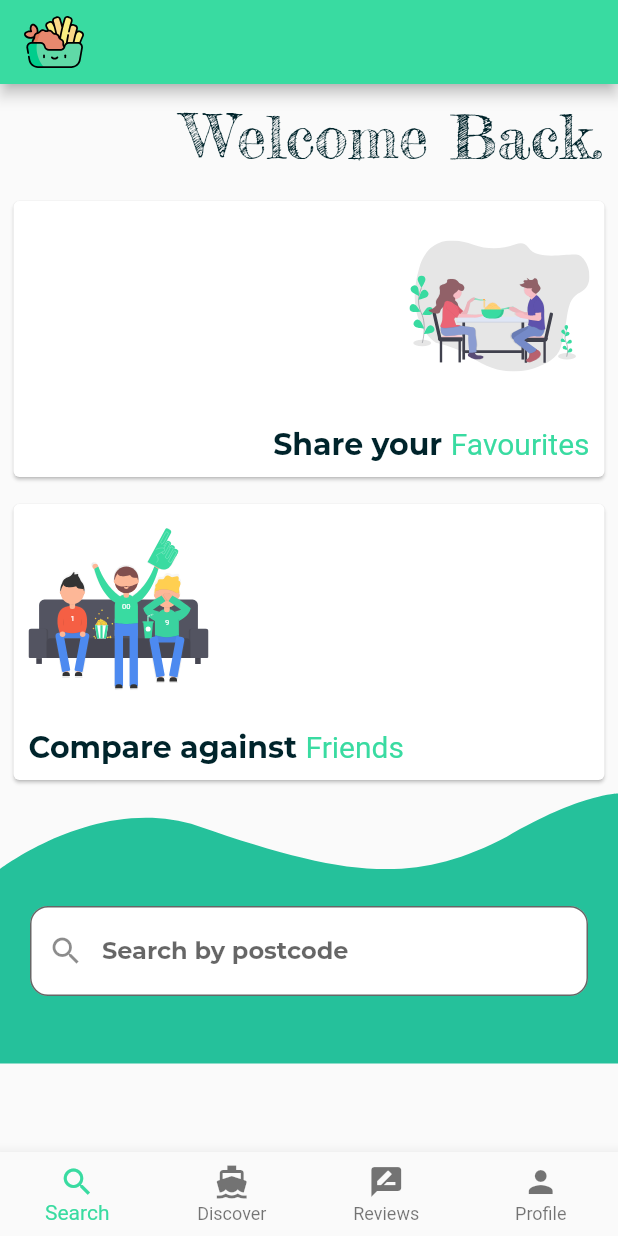
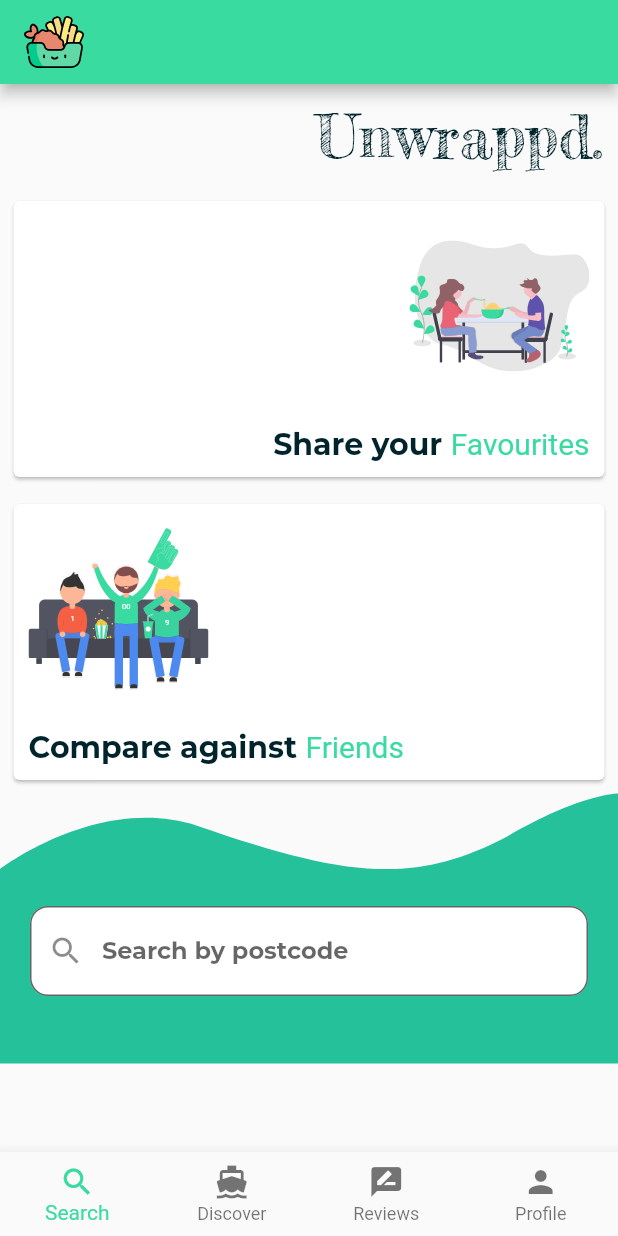
Before and after one commit to Casey6624/Unwrappd-Flutter, a Flutter app: the screen it shows after launch, on a phone screen of 412 x 824 dp. Run offline on Flutter 3.47's test engine with Material 2 defaults, Android fonts, the phone set to English and light mode, and no system bars; our stand-ins replace flutter_svg; project files that could hold a hidden picture were left out.

Commit message:
banner style

```diff
--- a/lib/views/Index.dart
+++ b/lib/views/Index.dart
@@ -18,7 +18,7 @@ class Index extends StatelessWidget {
             child: Row(
               mainAxisAlignment: MainAxisAlignment.end,
               children: [
-                Text("Welcome Back.",
+                Text("Unwrappd.",
                     style: TextStyle(
                         fontFamily: "FrederickatheGreat",
                         fontSize: 40,
```
